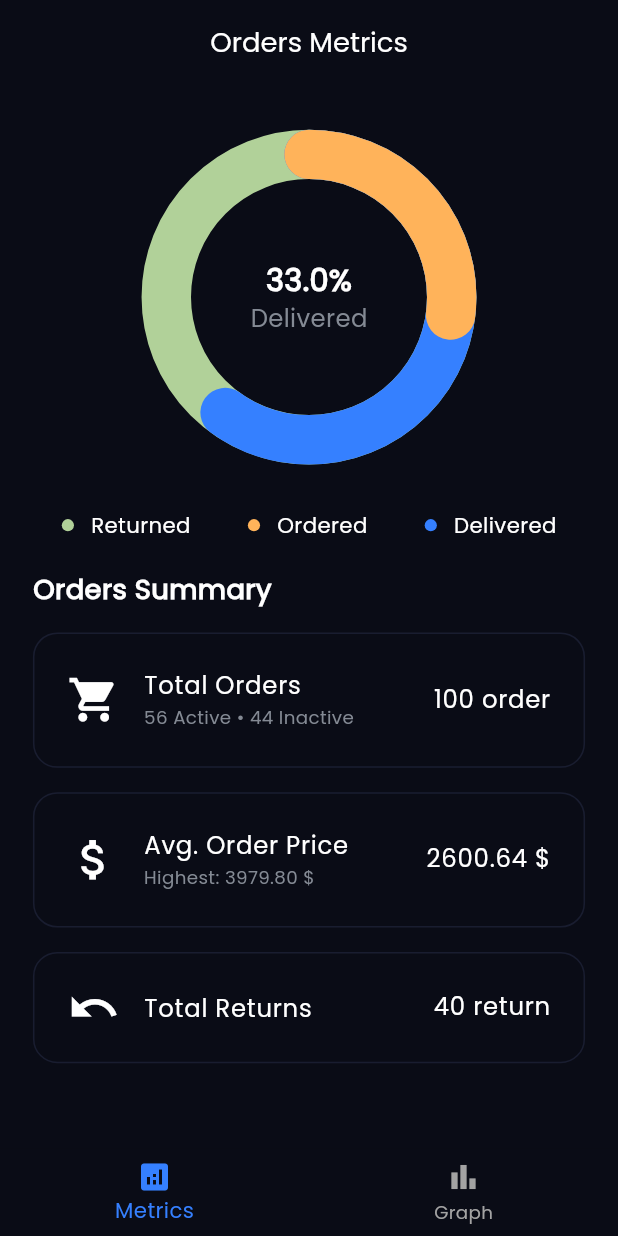
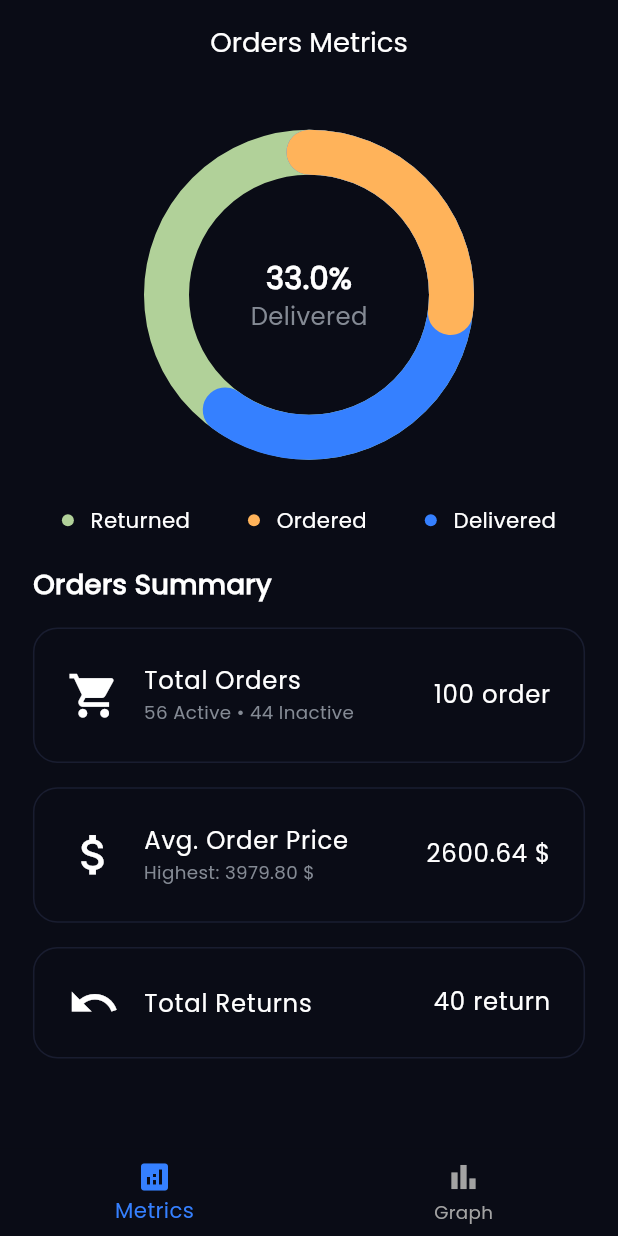
Before and after one commit to MostafaHamed-W/orderlens, a Flutter app: the screen it shows after launch, after a tap on "Get Started", on a phone screen of 412 x 824 dp. Run offline on Flutter 3.47's test engine with Material 3 defaults, Android fonts, the light colour scheme and no system bars; drawn by our look-alikes of percent_indicator; our stand-ins replace fl_chart, flutter_bloc, flutter_screenutil, flutter_secure_storage, flutter_svg, freezed_annotation and 2 more; generated files the repository leaves out were written again.

Commit message:
updated resposive design for web adjust text scalling for web

```diff
--- a/lib/core/theming/styles.dart
+++ b/lib/core/theming/styles.dart
@@ -63,6 +63,12 @@ class TextStyles {
     color: ColorsManager.white,
     fontFamily: FontsManager.poppins,
   );
+  static TextStyle font15Bold = TextStyle(
+    fontSize: 15.sp,
+    fontWeight: FontWeightHelper.bold,
+    color: ColorsManager.white,
+    fontFamily: FontsManager.poppins,
+  );
   static TextStyle font16Bold = TextStyle(
     fontSize: 16.sp,
     fontWeight: FontWeightHelper.bold,
--- a/lib/core/utilites/helper_functions.dart
+++ b/lib/core/utilites/helper_functions.dart
@@ -1,3 +1,5 @@
+import 'package:flutter/foundation.dart';
+import 'package:flutter/material.dart';
 import 'package:orderlens/features/graph/data/models/grouped_orders_graph_model.dart';
 
 class HelperFunctions {
@@ -13,4 +15,16 @@ class HelperFunctions {
     }
     return '';
   }
+
+  /// Adjusts text scaling specifically for web, without affecting mobile behavior
+  static Widget webBuilder(BuildContext context, Widget? child) {
+    const isWeb = kIsWeb;
+    final mediaQuery = MediaQuery.of(context);
+    return MediaQuery(
+      data: mediaQuery.copyWith(
+        textScaler: const TextScaler.linear(isWeb ? 0.6 : 1.0),
+      ),
+      child: child!,
+    );
+  }
 }
--- a/lib/features/graph/ui/widgets/orders_per_month_widget.dart
+++ b/lib/features/graph/ui/widgets/orders_per_month_widget.dart
@@ -15,7 +15,7 @@ class OrdersPerMonthWidget extends StatelessWidget {
   @override
   Widget build(BuildContext context) {
     return SizedBox(
-      height: 80.h,
+      height: 80,
       child: ListView.separated(
         scrollDirection: Axis.horizontal,
         itemCount: groupedOrders.length,
--- a/lib/features/metrics/ui/widgets/circular_perecent_section.dart
+++ b/lib/features/metrics/ui/widgets/circular_perecent_section.dart
@@ -1,5 +1,4 @@
 import 'package:flutter/material.dart';
-import 'package:flutter_screenutil/flutter_screenutil.dart';
 import 'package:orderlens/core/helpers/extensions.dart';
 import 'package:orderlens/core/helpers/spacing.dart';
 import 'package:orderlens/core/theming/colors_manager.dart';
@@ -27,9 +26,9 @@ class CircularPerecentSection extends StatelessWidget {
           children: [
             // Only returned
             CircularPercentIndicator(
-              radius: 110.0.r,
-              lineWidth: 30.0.w,
-              percent: 1.0, // Full circle
+              radius: 110.0,
+              lineWidth: 30.0,
+              percent: 1.0,
               progressColor: ColorsManager.primaryGreen,
               backgroundColor: Colors.transparent,
               circularStrokeCap: CircularStrokeCap.round,
@@ -37,8 +36,8 @@ class CircularPerecentSection extends StatelessWidget {
 
             // Ordered + Delivered
             CircularPercentIndicator(
-              radius: 110.0.r,
-              lineWidth: 30.0.w,
+              radius: 110.0,
+              lineWidth: 30.0,
               percent: orderedPercentage + deliveredPercentage,
               progressColor: ColorsManager.primaryBlue,
               backgroundColor: Colors.transparent,
@@ -47,8 +46,8 @@ class CircularPerecentSection extends StatelessWidget {
 
             // Only Ordered
             CircularPercentIndicator(
-              radius: 110.0.r,
-              lineWidth: 30.0.w,
+              radius: 110.0,
+              lineWidth: 30.0,
               percent: orderedPercentage,
               progressColor: ColorsManager.primaryYellow,
               backgroundColor: Colors.transparent,
@@ -98,8 +97,8 @@ class _LegendItem extends StatelessWidget {
     return Row(
       children: [
         Container(
-          width: 8.w,
-          height: 8.h,
+          width: 8,
+          height: 8,
           decoration: BoxDecoration(
             color: color,
             shape: BoxShape.circle,
--- a/lib/order_lens.dart
+++ b/lib/order_lens.dart
@@ -4,6 +4,7 @@ import 'package:flutter_screenutil/flutter_screenutil.dart';
 import 'package:orderlens/core/routing/navigation_service.dart';
 import 'package:orderlens/core/routing/routes.dart';
 import 'package:orderlens/core/theming/app_theme.dart';
+import 'package:orderlens/core/utilites/helper_functions.dart';
 
 
 class OrderLens extends StatelessWidget {
@@ -22,6 +23,8 @@ class OrderLens extends StatelessWidget {
         onGenerateRoute: appRouter.generateRoute,
         navigatorKey: NavigationService.navigationKey,
         initialRoute: Routes.onBoardingScreen,
+        // Adjust text scalling only for web
+        builder: HelperFunctions.webBuilder,
       ),
     );
   }
```
Also changed, not shown: lib/features/graph/ui/widgets/order_graph_data_component.dart (+9 -6 lines).
